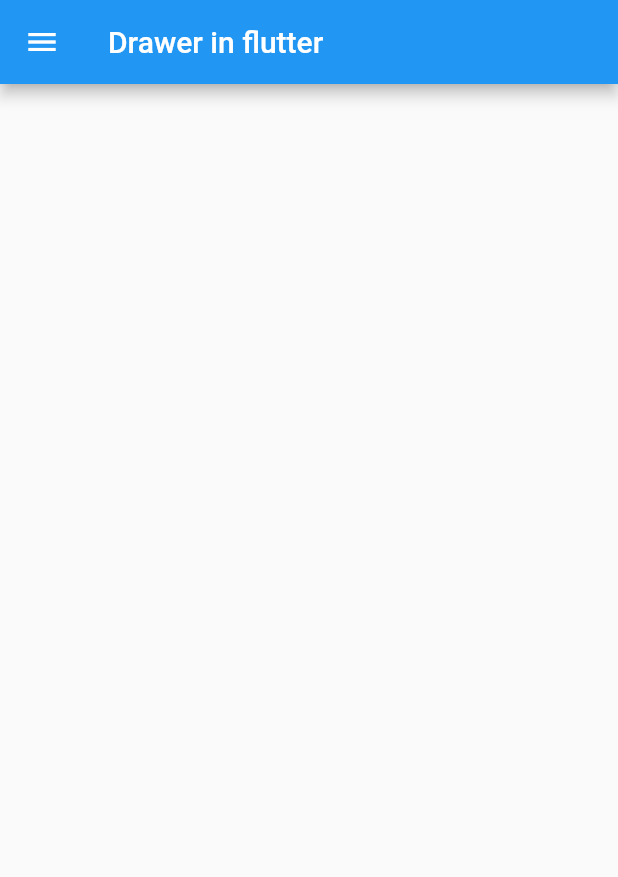
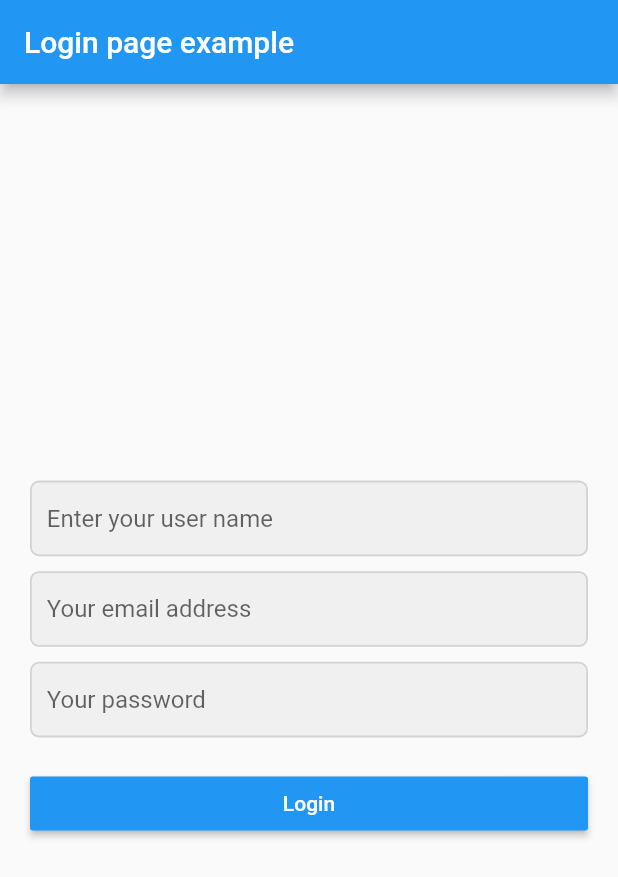
Before and after one commit to dieptran43/Flutter_Learning, a Flutter app: the screen it shows after launch, on a phone screen of 412 x 824 dp. Shown: the top 877 px of the screen. Run offline on Flutter 3.47's test engine with Material 2 defaults, Android fonts, the phone set to English and light mode, and no system bars.

Commit message:
Add design input on Login page

```diff
--- /dev/null
+++ b/lib/loginPage.dart
@@ -0,0 +1,114 @@
+import 'package:flutter/material.dart';
+import 'userModel.dart';
+
+class LoginPage extends StatefulWidget {
+  @override
+  State<StatefulWidget> createState() {
+    return new LoginPageState();
+  }
+}
+
+class LoginPageState extends State<LoginPage> {
+  final User user = new User();
+
+  @override
+  Widget build(BuildContext context) {
+    final TextField _txtUserName = new TextField(
+      decoration: new InputDecoration(
+          hintText: 'Enter your user name',
+          contentPadding: new EdgeInsets.all(10.0),
+          border: InputBorder.none),
+      keyboardType: TextInputType.text,
+      autocorrect: true,
+      onChanged: (text) {
+        setState(() {
+          this.user.userName = text;
+        });
+      },
+    );
+final TextField _txtEmail = new TextField(
+      decoration:  new InputDecoration(
+        hintText: 'Your email address',
+        contentPadding: new EdgeInsets.all(10.0),
+        border:  InputBorder.none,
+      ),
+      keyboardType: TextInputType.emailAddress,
+      autocorrect: false,
+      onChanged: (text) {
+        setState((){
+          this.user.email = text;
+        });
+      },
+    );
+    final TextField _txtPassword = new TextField(
+      decoration:  new InputDecoration(
+        hintText: 'Your password',
+        contentPadding: new EdgeInsets.all(10.0),
+        border:  InputBorder.none,
+      ),
+      keyboardType: TextInputType.text,
+      autocorrect: false,
+      obscureText: true,//secure your text entry, display ****
+      onChanged: (text) {
+        setState((){
+          this.user.password = text;
+        });
+      },
+    );
+    return new Scaffold(
+      appBar: new AppBar(
+        title: new Text('Login page example'),
+      ),
+      body: new Column(
+        mainAxisAlignment: MainAxisAlignment.center,
+        children: <Widget>[
+          new Container(
+            margin: new EdgeInsets.only(left: 20.0, right: 20.0, bottom: 10.0),
+            decoration: new BoxDecoration(
+                color: new Color.fromARGB(255, 240, 240, 240),
+                border: new Border.all(width: 1.2, color: Colors.black12),
+                borderRadius:
+                    const BorderRadius.all(const Radius.circular(6.0))),
+            child: _txtUserName,
+          ),
+          new Container(
+            margin: new
+              EdgeInsets.only(left: 20.0, right: 20.0, bottom: 10.0),
+            decoration: new BoxDecoration(
+                color: new Color.fromARGB(255, 240, 240, 240),
+                border: new Border.all(width: 1.2, color: Colors.black12),
+                borderRadius: const BorderRadius.all(const Radius.circular(6.0))
+            ),
+            child: _txtEmail,
+          ),
+          new Container(
+            margin: new EdgeInsets.only(left: 20.0, right: 20.0, bottom: 20.0),
+            decoration: new BoxDecoration(
+                color: new Color.fromARGB(255, 240, 240, 240),
+                border: new Border.all(width: 1.2, color: Colors.black12),
+                borderRadius: const BorderRadius.all(const Radius.circular(6.0))
+            ),
+            child: _txtPassword,
+          ),
+          new Container(
+            margin: new EdgeInsets.only(left: 20.0, right: 20.0),
+            child:new Row(
+              children: <Widget>[
+                new Expanded(child: new RaisedButton(
+                  color: Colors.blue,
+                  textColor: Colors.white,
+                  child: new Text("Login"),
+                  onPressed: () {
+                    print('Username: ${user.userName}, '
+                        'email: ${user.email}'
+                        ', password : ${user.password}');
+                  },
+                )),
+              ],
+            ) ,
+          ),
+        ],
+      ),
+    );
+  }
+}
--- a/lib/main.dart
+++ b/lib/main.dart
@@ -4,6 +4,7 @@
  */
 import 'package:flutter/material.dart';
 import 'mainpage.dart';
+import 'loginPage.dart';
 
 void main() => runApp(new MyApp());
 
@@ -11,8 +12,8 @@ class MyApp extends StatelessWidget {
   @override
   Widget build(BuildContext context) {
     return new MaterialApp(
-      title: 'Drawer in Flutter',
-      home: new MainPage(),
+      title: 'Input demo',
+      home: new LoginPage(),
     );
   }
 }
--- /dev/null
+++ b/lib/userModel.dart
@@ -0,0 +1,5 @@
+class User{
+  String userName;
+  String email;
+  String password;
+}
```
